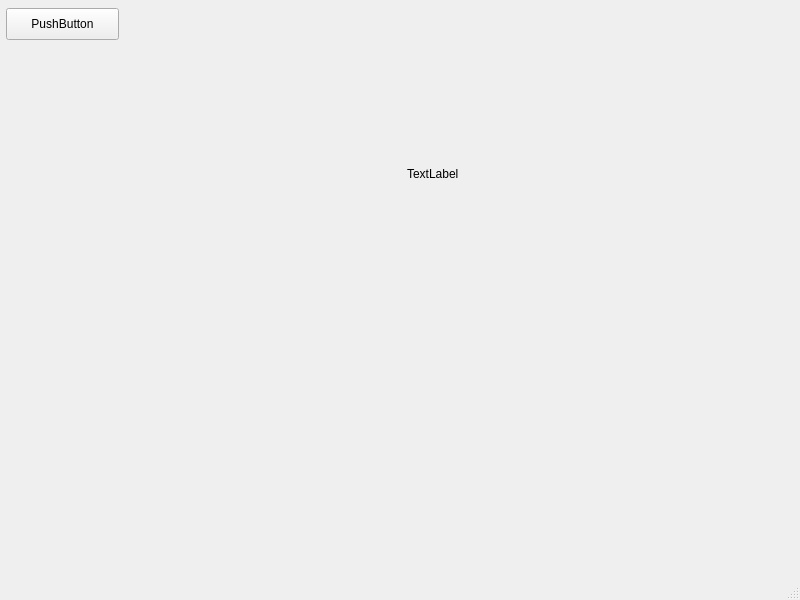
Above: A8_Sprite_Editor/mainwindow.ui from jimmyjtrinh/A8-Sprite-Editor before the change. Below: the same form after it.
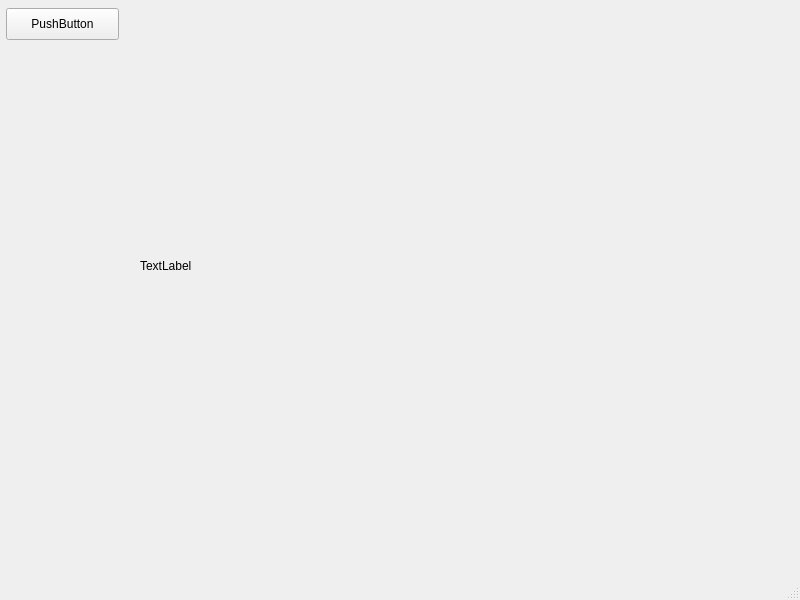
That is the form after the change.

Patch:
```diff
--- a/A8_Sprite_Editor/mainwindow.ui
+++ b/A8_Sprite_Editor/mainwindow.ui
@@ -30,10 +30,10 @@
    <widget class="QLabel" name="label">
     <property name="geometry">
      <rect>
-      <x>407</x>
-      <y>46</y>
-      <width>256</width>
-      <height>256</height>
+      <x>140</x>
+      <y>10</y>
+      <width>512</width>
+      <height>512</height>
      </rect>
     </property>
     <property name="minimumSize">
```
Left out of the diff: 2 changed lines with no effect on the pictures.
